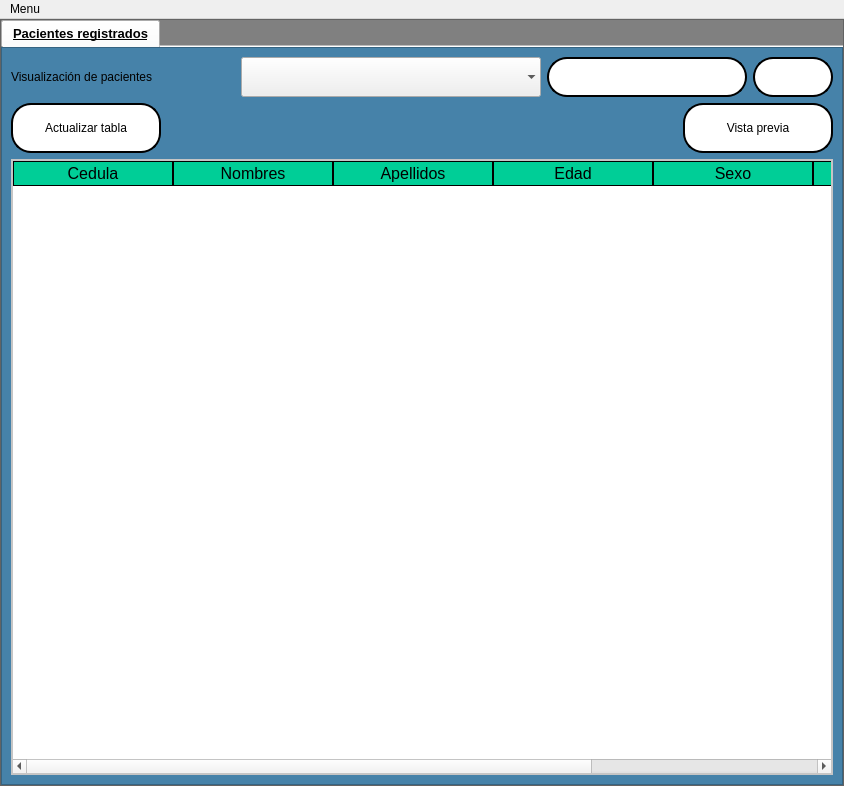
Qt form interfaces/paciente_view.ui (Reinaldito04/App-Consultas-y-Historias-Medicas) before a commit.
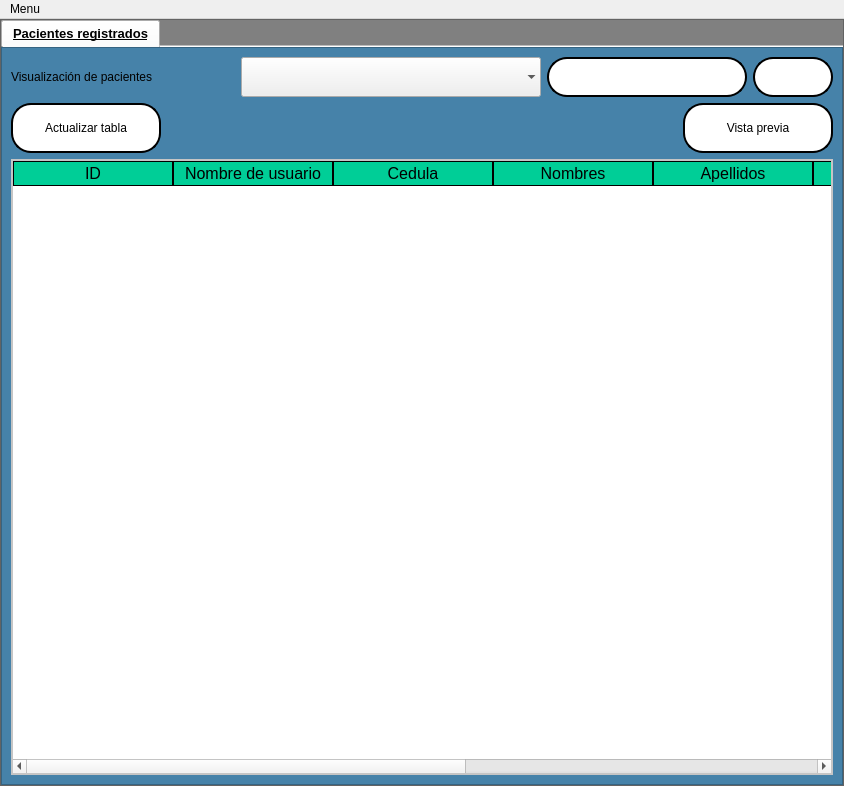
The same form after that commit. Icons and pictures are not drawn.

Commit message: Ajuste en la visualizacion de pacientes registrados

The edit to the form file:
```diff
--- a/interfaces/paciente_view.ui
+++ b/interfaces/paciente_view.ui
@@ -402,6 +402,16 @@
                    <attribute name="verticalHeaderVisible">
                     <bool>true</bool>
                    </attribute>
+                   <column>
+                    <property name="text">
+                     <string>ID</string>
+                    </property>
+                   </column>
+                   <column>
+                    <property name="text">
+                     <string>Nombre de usuario</string>
+                    </property>
+                   </column>
                    <column>
                     <property name="text">
                      <string>Cedula</string>
```
The commit also changes 4 other files.
